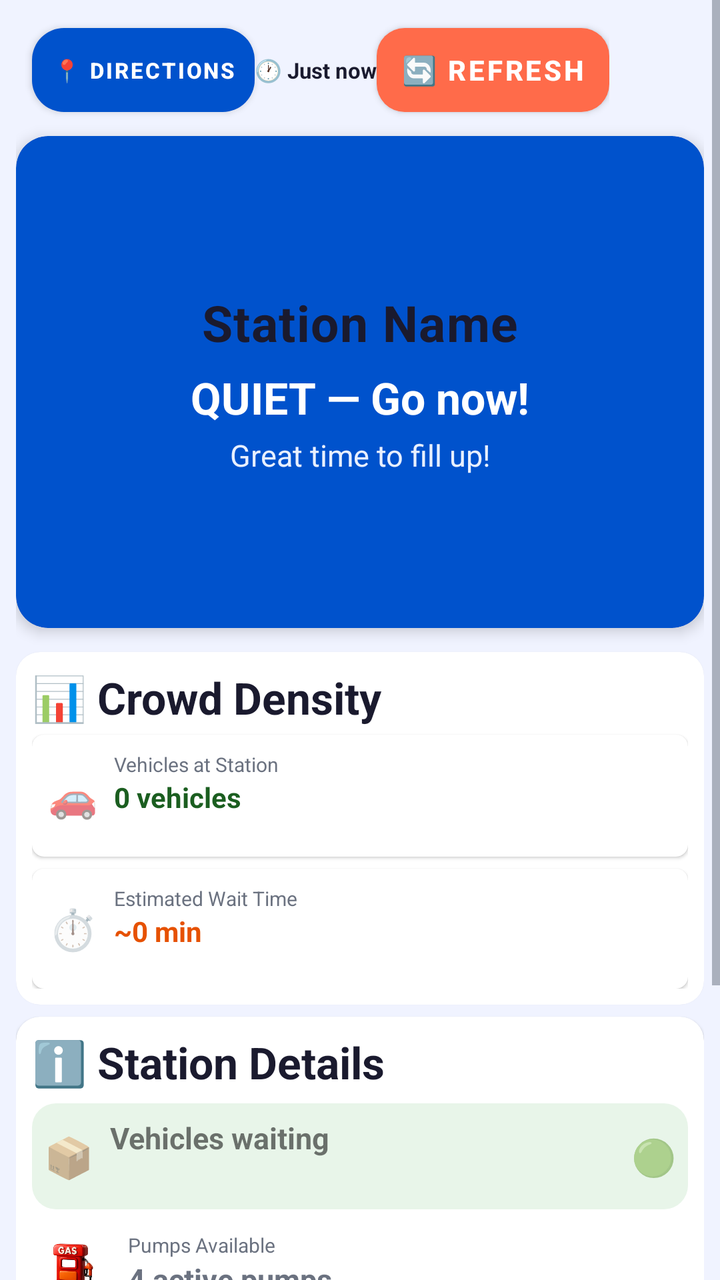
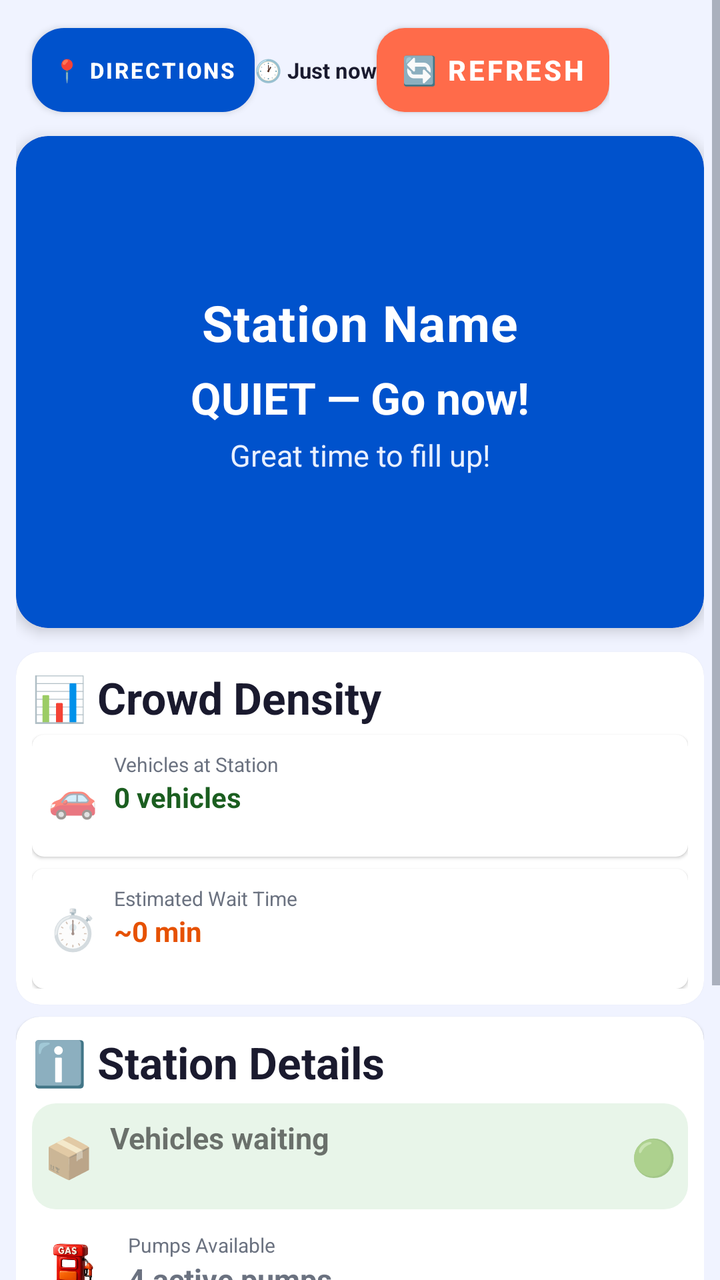

An Android layout rendered at two revisions. The XML below is the earlier revision; the diff shows what the commit changed to produce the second picture.
<!-- AndroidManifest.xml: application theme Theme.FuelQueue -->
<!-- res/layout/fragment_station_detail.xml -->
<?xml version="1.0" encoding="utf-8"?>
<ScrollView xmlns:android="http://schemas.android.com/apk/res/android"
    xmlns:app="http://schemas.android.com/apk/res-auto"
    android:layout_width="match_parent"
    android:layout_height="match_parent"
    android:background="@color/background">

    <LinearLayout
        android:layout_width="match_parent"
        android:layout_height="wrap_content"
        android:orientation="vertical"
        android:padding="8dp">

        
        <LinearLayout
            android:layout_width="wrap_content"
            android:layout_height="54dp"
            android:layout_marginBottom="6dp"
            android:gravity="center_vertical"
            android:orientation="horizontal">


            
            <com.google.android.material.button.MaterialButton
                android:id="@+id/btn_get_directions"
                android:layout_width="wrap_content"
                android:layout_height="54dp"
                android:layout_marginStart="8dp"
                android:paddingStart="10dp"
                android:paddingEnd="10dp"
                android:text="📍 Directions"
                android:textColor="@color/white"
                android:textSize="11sp"
                android:textStyle="bold"
                app:backgroundTint="@color/colorPrimary"
                app:cornerRadius="16dp" />

            <TextView
                android:id="@+id/tv_last_updated"
                android:layout_width="wrap_content"
                android:layout_height="wrap_content"
                android:text="🕐 Just now"
                android:textColor="@color/text_primary"
                android:textSize="11sp"
                android:textStyle="bold" />
            <com.google.android.material.button.MaterialButton
                android:id="@+id/btn_refresh"
                android:layout_width="wrap_content"
                android:layout_height="54dp"
                android:paddingStart="12dp"
                android:paddingEnd="12dp"
                android:text="🔄 Refresh"
                android:textColor="@color/white"
                android:textStyle="bold"
                app:backgroundTint="@color/colorAccent"
                app:cornerRadius="14dp" />
        </LinearLayout>

        
        <androidx.cardview.widget.CardView
            android:id="@+id/card_crowd_status"
            android:layout_width="match_parent"
            android:layout_height="wrap_content"
            android:layout_marginBottom="12dp"
            app:cardCornerRadius="16dp"
            app:cardElevation="4dp"
            app:cardBackgroundColor="@color/colorPrimary">

            <LinearLayout
                android:layout_width="match_parent"
                android:layout_height="246dp"
                android:gravity="center"
                android:orientation="vertical"
                android:padding="14dp">

                <TextView
                    android:id="@+id/tv_station_name"
                    android:layout_width="wrap_content"
                    android:layout_height="wrap_content"
                    android:letterSpacing="0.02"
                    android:text="Station Name"
                    android:textColor="@color/text_primary"
                    android:textSize="25sp"
                    android:textStyle="bold" />


                <TextView
                    android:id="@+id/tv_crowd_label"
                    android:layout_width="wrap_content"
                    android:layout_height="wrap_content"
                    android:layout_marginTop="6dp"
                    android:text="QUIET — Go now!"
                    android:textColor="#FFFFFF"
                    android:textSize="22sp"
                    android:textStyle="bold" />

                <TextView
                    android:id="@+id/tv_advice"
                    android:layout_width="wrap_content"
                    android:layout_height="wrap_content"
                    android:layout_marginTop="4dp"
                    android:gravity="center"
                    android:lineSpacingExtra="2dp"
                    android:text="Great time to fill up!"
                    android:textColor="#E8F0FF"
                    android:textSize="15sp" />
            </LinearLayout>
        </androidx.cardview.widget.CardView>

        
        <androidx.cardview.widget.CardView
            android:id="@+id/card_queue_alert"
            android:layout_width="match_parent"
            android:layout_height="wrap_content"
            android:layout_marginBottom="10dp"
            app:cardCornerRadius="12dp"
            app:cardElevation="4dp"
            android:background="#FFEBEE"
            android:visibility="gone">

            <LinearLayout
                android:layout_width="match_parent"
                android:layout_height="wrap_content"
                android:orientation="horizontal"
                android:gravity="center_vertical"
                android:padding="14dp">

                <TextView
                    android:layout_width="wrap_content"
                    android:layout_height="wrap_content"
                    android:text="⚠️"
                    android:textSize="32sp"
                    android:layout_marginEnd="12dp" />

                <LinearLayout
                    android:layout_width="0dp"
                    android:layout_height="wrap_content"
                    android:layout_weight="1"
                    android:orientation="vertical">

                    <TextView
                        android:layout_width="wrap_content"
                        android:layout_height="wrap_content"
                        android:text="Stock Waiting Alert"
                        android:textColor="#C62828"
                        android:textSize="14sp"
                        android:textStyle="bold" />

                    <TextView
                        android:id="@+id/tv_queue_alert_message"
                        android:layout_width="wrap_content"
                        android:layout_height="wrap_content"
                        android:text="5 vehicles waiting for more than 3 minutes"
                        android:textColor="#D32F2F"
                        android:textSize="13sp"
                        android:layout_marginTop="2dp" />
                </LinearLayout>

                <TextView
                    android:id="@+id/tv_alert_indicator"
                    android:layout_width="wrap_content"
                    android:layout_height="wrap_content"
                    android:text="🔴"
                    android:textSize="24sp"
                    android:layout_marginStart="8dp" />
            </LinearLayout>
        </androidx.cardview.widget.CardView>

        
        <androidx.cardview.widget.CardView
            android:id="@+id/card_stock_available"
            android:layout_width="match_parent"
            android:layout_height="wrap_content"
            android:layout_marginBottom="6dp"
            app:cardCornerRadius="10dp"
            app:cardElevation="2dp"
            android:background="#E8F5E9"
            android:visibility="gone">

            <LinearLayout
                android:layout_width="match_parent"
                android:layout_height="wrap_content"
                android:orientation="horizontal"
                android:gravity="center_vertical"
                android:padding="8dp">

                <TextView
                    android:layout_width="wrap_content"
                    android:layout_height="wrap_content"
                    android:text="✅"
                    android:textSize="32sp"
                    android:layout_marginEnd="12dp" />

                <LinearLayout
                    android:layout_width="0dp"
                    android:layout_height="wrap_content"
                    android:layout_weight="1"
                    android:orientation="vertical">

                    <TextView
                        android:layout_width="wrap_content"
                        android:layout_height="wrap_content"
                        android:text="Stock Available"
                        android:textColor="#2E7D32"
                        android:textSize="14sp"
                        android:textStyle="bold" />

                    <TextView
                        android:id="@+id/tv_stock_available_message"
                        android:layout_width="wrap_content"
                        android:layout_height="wrap_content"
                        android:text="Good availability - Low wait time"
                        android:textColor="#388E3C"
                        android:textSize="13sp"
                        android:layout_marginTop="2dp" />
                </LinearLayout>

                <TextView
                    android:id="@+id/tv_available_indicator"
                    android:layout_width="wrap_content"
                    android:layout_height="wrap_content"
                    android:text="🟢"
                    android:textSize="24sp"
                    android:layout_marginStart="8dp" />
            </LinearLayout>
        </androidx.cardview.widget.CardView>


        
        <androidx.cardview.widget.CardView
            android:layout_width="match_parent"
            android:layout_height="wrap_content"
            android:layout_marginBottom="6dp"
            app:cardCornerRadius="12dp"
            app:cardElevation="1dp"
            app:cardBackgroundColor="@color/surface">

            <GridLayout
                android:layout_width="match_parent"
                android:layout_height="wrap_content"
                android:orientation="vertical"
                android:padding="8dp">

                
                <TextView
                    android:layout_width="wrap_content"
                    android:layout_height="wrap_content"
                    android:layout_marginBottom="4dp"
                    android:text="📊 Crowd Density"
                    android:textColor="@color/text_primary"
                    android:textSize="22sp"
                    android:textStyle="bold" />

                
                <androidx.cardview.widget.CardView
                    android:layout_width="match_parent"
                    android:layout_height="wrap_content"
                    android:layout_marginBottom="6dp"
                    android:background="#E8F5E9"
                    app:cardCornerRadius="6dp"
                    app:cardElevation="1dp">

                    <LinearLayout
                        android:layout_width="match_parent"
                        android:layout_height="match_parent"
                        android:gravity="center_vertical"
                        android:orientation="horizontal"
                        android:padding="8dp">

                        <TextView
                            android:layout_width="wrap_content"
                            android:layout_height="wrap_content"
                            android:layout_marginEnd="8dp"
                            android:text="🚗"
                            android:textSize="20sp" />

                        <LinearLayout
                            android:layout_width="187dp"
                            android:layout_height="45dp"
                            android:layout_weight="1"
                            android:orientation="vertical">

                            <TextView
                                android:layout_width="wrap_content"
                                android:layout_height="wrap_content"
                                android:text="Vehicles at Station"
                                android:textColor="@color/text_secondary"
                                android:textSize="10sp" />

                            <TextView
                                android:id="@+id/tv_active_users"
                                android:layout_width="wrap_content"
                                android:layout_height="wrap_content"
                                android:text="0 vehicles"
                                android:textColor="#1B5E20"
                                android:textSize="14sp"
                                android:textStyle="bold" />
                        </LinearLayout>
                    </LinearLayout>
                </androidx.cardview.widget.CardView>

                
                <androidx.cardview.widget.CardView
                    android:layout_width="match_parent"
                    android:layout_height="wrap_content"
                    android:background="#FFF3E0"
                    app:cardCornerRadius="6dp"
                    app:cardElevation="1dp">

                    <LinearLayout
                        android:layout_width="match_parent"
                        android:layout_height="wrap_content"
                        android:gravity="center_vertical"
                        android:orientation="horizontal"
                        android:padding="8dp">

                        <TextView
                            android:layout_width="wrap_content"
                            android:layout_height="wrap_content"
                            android:layout_marginEnd="8dp"
                            android:text="⏱️"
                            android:textSize="20sp" />

                        <LinearLayout
                            android:layout_width="232dp"
                            android:layout_height="44dp"
                            android:layout_weight="1"
                            android:orientation="vertical">

                            <TextView
                                android:layout_width="wrap_content"
                                android:layout_height="wrap_content"
                                android:text="Estimated Wait Time"
                                android:textColor="@color/text_secondary"
                                android:textSize="10sp" />

                            <TextView
                                android:id="@+id/tv_wait_time"
                                android:layout_width="wrap_content"
                                android:layout_height="wrap_content"
                                android:text="~0 min"
                                android:textColor="#E65100"
                                android:textSize="14sp"
                                android:textStyle="bold" />
                        </LinearLayout>
                    </LinearLayout>
                </androidx.cardview.widget.CardView>

            </GridLayout>
        </androidx.cardview.widget.CardView>
        
        <androidx.cardview.widget.CardView
            android:layout_width="match_parent"
            android:layout_height="wrap_content"
            android:layout_marginBottom="6dp"
            app:cardCornerRadius="12dp"
            app:cardElevation="1dp"
            app:cardBackgroundColor="@color/surface">

            <LinearLayout
                android:layout_width="match_parent"
                android:layout_height="wrap_content"
                android:orientation="vertical"
                android:padding="8dp">

                
                <LinearLayout
                    android:layout_width="match_parent"
                    android:layout_height="wrap_content"
                    android:orientation="horizontal"
                    android:gravity="center_vertical"
                    android:layout_marginBottom="6dp">

                    <TextView
                        android:layout_width="0dp"
                        android:layout_height="wrap_content"
                        android:layout_weight="1"
                        android:text="ℹ️ Station Details"
                        android:textColor="@color/text_primary"
                        android:textSize="22sp"
                        android:textStyle="bold" />

                    
                    <androidx.cardview.widget.CardView
                        android:id="@+id/card_live_indicator"
                        android:layout_width="wrap_content"
                        android:layout_height="wrap_content"
                        app:cardCornerRadius="12dp"
                        app:cardElevation="2dp"
                        android:background="#A5D6A7"
                        android:visibility="gone"
                        android:paddingStart="8dp"
                        android:paddingEnd="8dp"
                        android:paddingTop="4dp"
                        android:paddingBottom="4dp">

                        <LinearLayout
                            android:layout_width="wrap_content"
                            android:layout_height="wrap_content"
                            android:orientation="horizontal"
                            android:gravity="center_vertical"
                            android:padding="6dp">

                            <TextView
                                android:layout_width="wrap_content"
                                android:layout_height="wrap_content"
                                android:text="🟢"
                                android:textSize="12sp"
                                android:layout_marginEnd="4dp" />

                            <TextView
                                android:id="@+id/tv_live_indicator"
                                android:layout_width="wrap_content"
                                android:layout_height="wrap_content"
                                android:text="LIVE"
                                android:textColor="#1B5E20"
                                android:textSize="11sp"
                                android:textStyle="bold" />
                        </LinearLayout>
                    </androidx.cardview.widget.CardView>
                </LinearLayout>

                
                <LinearLayout
                    android:id="@+id/stockAvailableIndicator"
                    android:layout_width="match_parent"
                    android:layout_height="wrap_content"
                    android:orientation="horizontal"
                    android:gravity="center_vertical"
                    android:layout_marginBottom="8dp"
                    android:background="@drawable/stock_available_background"
                    android:padding="6dp">

                    <TextView
                        android:id="@+id/tv_stock_emoji"
                        android:layout_width="wrap_content"
                        android:layout_height="wrap_content"
                        android:text="📦"
                        android:textSize="20sp"
                        android:layout_marginEnd="8dp" />

                    <LinearLayout
                        android:layout_width="0dp"
                        android:layout_height="41dp"
                        android:layout_weight="1"
                        android:orientation="vertical">

                        <TextView
                            android:id="@+id/tv_stock_status_label"
                            android:layout_width="wrap_content"
                            android:layout_height="wrap_content"
                            android:layout_marginTop="1dp"
                            android:text="Vehicles waiting"
                            android:textSize="15sp"
                            android:textStyle="bold" />
                    </LinearLayout>

                    <TextView
                        android:id="@+id/tv_stock_indicator_emoji"
                        android:layout_width="wrap_content"
                        android:layout_height="wrap_content"
                        android:text="🟢"
                        android:textSize="18sp"
                        android:layout_marginStart="8dp" />
                </LinearLayout>

                
                <LinearLayout
                    android:layout_width="match_parent"
                    android:layout_height="wrap_content"
                    android:orientation="horizontal"
                    android:gravity="center_vertical"
                    android:layout_marginBottom="6dp">

                    <ImageView
                        android:layout_width="40dp"
                        android:layout_height="40dp"
                        android:layout_marginEnd="8dp"
                        android:adjustViewBounds="true"
                        android:contentDescription="CNG icon"
                        android:scaleType="centerInside"
                        android:src="@mipmap/ic_launcher_foreground" />


                    <LinearLayout
                        android:layout_width="239dp"
                        android:layout_height="wrap_content"
                        android:layout_weight="1"
                        android:orientation="vertical">

                        <TextView
                            android:layout_width="wrap_content"
                            android:layout_height="wrap_content"
                            android:text="Pumps Available"
                            android:textColor="@color/text_secondary"
                            android:textSize="10sp" />

                        <TextView
                            android:id="@+id/tv_pumps_available"
                            android:layout_width="wrap_content"
                            android:layout_height="wrap_content"
                            android:text="4 active pumps"
                            android:textColor="@color/text_secondary"
                            android:textSize="15sp"
                            android:textStyle="bold" />
                    </LinearLayout>
                </LinearLayout>

                
                <LinearLayout
                    android:layout_width="match_parent"
                    android:layout_height="wrap_content"
                    android:orientation="horizontal"
                    android:gravity="center_vertical"
                    android:layout_marginBottom="6dp">

                    <TextView
                        android:layout_width="wrap_content"
                        android:layout_height="wrap_content"
                        android:text="🕐"
                        android:textSize="18sp"
                        android:layout_marginEnd="8dp" />

                    <LinearLayout
                        android:layout_width="262dp"
                        android:layout_height="wrap_content"
                        android:layout_weight="1"
                        android:orientation="vertical">

                        <TextView
                            android:layout_width="wrap_content"
                            android:layout_height="wrap_content"
                            android:text="Peak Hours"
                            android:textColor="@color/text_secondary"
                            android:textSize="10sp" />

                        <TextView
                            android:id="@+id/tv_peak_hours"
                            android:layout_width="wrap_content"
                            android:layout_height="wrap_content"
                            android:text="7-9 AM, 5-7 PM"
                            android:textColor="@color/text_secondary"
                            android:textSize="12sp"
                            android:textStyle="bold" />
                    </LinearLayout>
                </LinearLayout>

                
                <LinearLayout
                    android:layout_width="match_parent"
                    android:layout_height="wrap_content"
                    android:orientation="horizontal"
                    android:gravity="center_vertical"
                    android:layout_marginBottom="6dp">

                    <TextView
                        android:layout_width="wrap_content"
                        android:layout_height="wrap_content"
                        android:text="🛢️"
                        android:textSize="18sp"
                        android:layout_marginEnd="8dp" />

                    <LinearLayout
                        android:layout_width="0dp"
                        android:layout_height="wrap_content"
                        android:layout_weight="1"
                        android:orientation="vertical">

                        <TextView
                            android:layout_width="wrap_content"
                            android:layout_height="wrap_content"
                            android:text="Fuel Type"
                            android:textColor="@color/text_secondary"
                            android:textSize="10sp" />

                        <TextView
                            android:id="@+id/tv_fuel_types"
                            android:layout_width="wrap_content"
                            android:layout_height="wrap_content"
                            android:text="CNG"
                            android:textColor="@color/text_secondary"
                            android:textSize="12sp"
                            android:textStyle="bold" />
                    </LinearLayout>
                </LinearLayout>

                
                <LinearLayout
                    android:layout_width="match_parent"
                    android:layout_height="wrap_content"
                    android:orientation="horizontal"
                    android:gravity="center_vertical">

                    <TextView
                        android:layout_width="wrap_content"
                        android:layout_height="wrap_content"
                        android:text="🏪"
                        android:textSize="18sp"
                        android:layout_marginEnd="8dp" />

                    <LinearLayout
                        android:layout_width="0dp"
                        android:layout_height="wrap_content"
                        android:layout_weight="1"
                        android:orientation="vertical">

                        <TextView
                            android:layout_width="wrap_content"
                            android:layout_height="wrap_content"
                            android:text="Amenities"
                            android:textColor="@color/text_secondary"
                            android:textSize="10sp" />

                        <TextView
                            android:id="@+id/tv_amenities"
                            android:layout_width="wrap_content"
                            android:layout_height="wrap_content"
                            android:text="Restroom, Shop, WiFi"
                            android:textColor="@color/text_secondary"
                            android:textSize="12sp"
                            android:textStyle="bold" />
                    </LinearLayout>
                </LinearLayout>

            </LinearLayout>
        </androidx.cardview.widget.CardView>

        
        <androidx.cardview.widget.CardView
            android:layout_width="match_parent"
            android:layout_height="wrap_content"
            android:layout_marginBottom="6dp"
            app:cardCornerRadius="12dp"
            app:cardElevation="1dp"
            app:cardBackgroundColor="@color/surface"/>


        <ProgressBar
            android:id="@+id/progress_bar"
            android:layout_width="wrap_content"
            android:layout_height="wrap_content"
            android:layout_gravity="center_horizontal"
            android:layout_marginTop="4dp"
            android:visibility="gone" />

        
        <TextView
            android:layout_width="match_parent"
            android:layout_height="wrap_content"
            android:layout_marginTop="8dp"
            android:background="#F5F5F5"
            android:padding="6dp"
            android:text="ℹ️ Crowd level is based on real GPS data from users at this station. Data refreshes every 15 seconds automatically."
            android:textColor="@color/text_secondary"
            android:textSize="9sp" />

    </LinearLayout>
</ScrollView>
<!-- resources referenced by this layout -->
<resources>
  <color name="background">#F0F3FF</color>
  <color name="colorAccent">#FF6B4A</color>
  <color name="colorPrimary">#0052CC</color>
  <color name="surface">#FFFFFF</color>
  <color name="text_primary">#1A1A2E</color>
  <color name="text_secondary">#6B7280</color>
  <color name="white">#FFFFFF</color>
  <!-- drawable stock_available_background (drawable) -->
  <?xml version="1.0" encoding="utf-8"?>
  <shape xmlns:android="http://schemas.android.com/apk/res/android"
      android:shape="rectangle">
      <solid android:color="#E8F5E9" />
      <corners android:radius="12dp" />
  </shape>
  <!-- mipmap ic_launcher_foreground (drawable) -->
  <?xml version="1.0" encoding="utf-8"?>
  <layer-list xmlns:android="http://schemas.android.com/apk/res/android">
      <item
          android:drawable="@mipmap/ic_launcher_foreground"
          android:gravity="center"
          android:width="65dp"
          android:height="70dp" />
  </layer-list>
  <style name="Theme.FuelQueue" parent="Theme.MaterialComponents.DayNight.NoActionBar">
          <item name="colorPrimary">@color/colorPrimary</item>
          <item name="colorPrimaryVariant">@color/colorPrimaryDark</item>
          <item name="colorSecondary">@color/colorAccent</item>
          <item name="colorTertiary">@color/colorTeal</item>
          <item name="android:colorBackground">@color/background</item>
          <item name="android:statusBarColor">@color/colorPrimary</item>
          <item name="android:windowBackground">@color/background</item>
          <item name="android:textColorPrimary">@color/text_primary</item>
          <item name="android:textColorSecondary">@color/text_secondary</item>
          <item name="windowActionBar">false</item>
          <item name="windowNoTitle">true</item>
          <item name="windowActionBarOverlay">false</item>
          
          <item name="shapeAppearanceSmallComponent">@style/ShapeAppearance.FuelQueue.SmallComponent</item>
          <item name="shapeAppearanceMediumComponent">@style/ShapeAppearance.FuelQueue.MediumComponent</item>
          <item name="shapeAppearanceLargeComponent">@style/ShapeAppearance.FuelQueue.LargeComponent</item>
      </style>
  <color name="colorPrimaryDark">#003A99</color>
  <color name="colorTeal">#1DB584</color>
  <style name="ShapeAppearance.FuelQueue.SmallComponent" parent="ShapeAppearance.MaterialComponents.SmallComponent">
          <item name="cornerFamily">rounded</item>
          <item name="cornerSize">8dp</item>
      </style>
  <style name="ShapeAppearance.FuelQueue.MediumComponent" parent="ShapeAppearance.MaterialComponents.MediumComponent">
          <item name="cornerFamily">rounded</item>
          <item name="cornerSize">12dp</item>
      </style>
  <style name="ShapeAppearance.FuelQueue.LargeComponent" parent="ShapeAppearance.MaterialComponents.LargeComponent">
          <item name="cornerFamily">rounded</item>
          <item name="cornerSize">28dp</item>
      </style>
</resources>

<!-- the commit's change to res/layout/fragment_station_detail.xml (unified diff, before → after) -->
@@ -79,7 +79,7 @@
                     android:layout_height="wrap_content"
                     android:letterSpacing="0.02"
                     android:text="Station Name"
-                    android:textColor="@color/text_primary"
+                    android:textColor="@color/white"
                     android:textSize="25sp"
                     android:textStyle="bold" />
 
